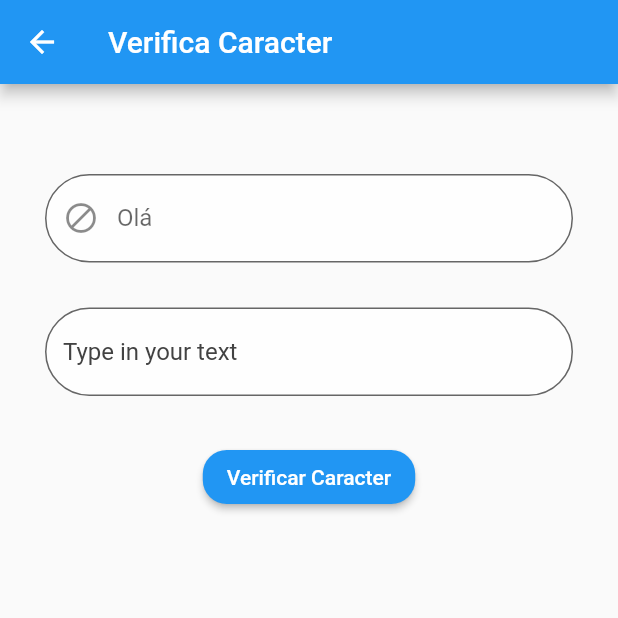
After one commit to F3lip32010/Initializing-my-knowledge-in-flutter, a Flutter app: the TreinoTemCaracter screen opened directly, after a tap on "Verificar Caracter", on a phone screen of 412 x 824 dp, the top half of it. The commit adds this screen. Run offline on Flutter 3.47's test engine with Material 2 defaults, Android fonts, the phone set to English and light mode, and no system bars; our stand-ins replace google_nav_bar, line_icons.

Commit message:
c1 - alteraçoes

```diff
--- a/lib/home_page.dart
+++ b/lib/home_page.dart
@@ -1,6 +1,7 @@
 import 'package:flutter/material.dart';
 import 'package:treino/imc_page.dart';
 import 'package:treino/treino_botoes.dart';
+import 'package:treino/treino_temcaracter.dart';
 
 class HomePage extends StatelessWidget {
   const HomePage({Key? key}) : super(key: key);
@@ -33,6 +34,17 @@ class HomePage extends StatelessWidget {
                   onPressed: (() {
                     Navigator.push(context,
                         MaterialPageRoute(builder: (BuildContext context) {
+                      return const TreinoTemCaracter();
+                    }));
+                  }),
+                  child: const Text('Verificar Caracter')),
+              const SizedBox(
+                height: 35,
+              ),
+              ElevatedButton(
+                  onPressed: (() {
+                    Navigator.push(context,
+                        MaterialPageRoute(builder: (BuildContext context) {
                       return const ImcPage();
                     }));
                   }),
--- a/lib/imc_page.dart
+++ b/lib/imc_page.dart
@@ -32,8 +32,7 @@ class _ImcPageState extends State<ImcPage> {
             children: [
               TextField(
                 readOnly: true,
-                controller: TextEditingController(
-                    text: MyFunctions.calculoImc(resultImc: resultImc)),
+                controller: TextEditingController(text: ''),
               ),
               const SizedBox(
                 height: 75,
@@ -58,7 +57,14 @@ class _ImcPageState extends State<ImcPage> {
                 height: 35,
               ),
               TextFormField(
-                validator: MyFunctions.valitatorPeso(),
+                validator: (value) {
+                  if (value != null) {
+                    if (value.isEmpty) {
+                      return "Necessário digitar o peso";
+                    }
+                  }
+                  return null;
+                },
                 decoration: const InputDecoration(labelText: 'Peso'),
                 keyboardType: TextInputType.number,
                 controller: pesoController,
--- /dev/null
+++ b/lib/meu_appbar.dart
@@ -0,0 +1,3 @@
+import 'package:flutter/material.dart';
+
+class MeuAppbar extends AppBar {}
--- a/lib/my_functions.dart
+++ b/lib/my_functions.dart
@@ -5,7 +5,7 @@ class MyFunctions {
 
   MyFunctions(this.resultImc);
 
-  static String calculoImc({required double resultImc}) {
+  String calculoImc({required double resultImc}) {
     if (resultImc < 18.5) {
       return "Você está abaixo do peso";
     } else if (resultImc >= 18.5 && resultImc <= 24.9) {
@@ -19,7 +19,7 @@ class MyFunctions {
     }
   }
 
-  static FormFieldValidator<String> valitatorPeso() {
+  FormFieldValidator<String> valitatorPeso() {
     return (value) {
       if (value != null) {
         if (value.isEmpty) {
@@ -38,8 +38,6 @@ class MyFunctions {
     if (keyGlobal.currentState!.validate()) {
       peso = double.parse(pesoController.text);
       altura = double.parse(alturaController.text);
-       resultImc = peso / (altura * altura);
-      MyFunctions.calculoImc(resultImc: resultImc);
     }
   }
 }
--- /dev/null
+++ b/lib/treino_temcaracter.dart
@@ -0,0 +1,90 @@
+import 'dart:developer';
+
+import 'package:flutter/material.dart';
+
+class TreinoTemCaracter extends StatelessWidget {
+  const TreinoTemCaracter({Key? key}) : super(key: key);
+
+  @override
+  Widget build(BuildContext context) {
+    String funcoesText(
+        {required String nome, String? nomedomeio, required String sobrenome}) {
+      return '$nome $nomedomeio $sobrenome';
+    }
+
+    int result = 0;
+    int multiplicacao(String? text,
+        {required int multiplicador, required int multiplicando}) {
+      if (text == 'Felipe') {
+        result = multiplicador * multiplicando;
+      } else if (text == 'Edvaldo') {
+        result = multiplicador - multiplicando;
+      }
+      return result;
+    }
+
+    return Scaffold(
+      appBar: AppBar(
+        title: const Text('Verifica Caracter'),
+      ),
+      body: Padding(
+        padding: const EdgeInsets.all(30.0),
+        child: Column(
+          children: [
+            const SizedBox(
+              height: 30,
+            ),
+            TextFormField(
+              decoration: InputDecoration(
+                  border: OutlineInputBorder(
+                    borderRadius: BorderRadius.circular(100),
+                  ),
+                  filled: true,
+                  hintStyle: TextStyle(color: Colors.grey[800]),
+                  hintText: "Type in your text",
+                  labelText: 'Olá',
+                  fillColor: Colors.white70,
+                  prefixIcon: const Icon(Icons.block)),
+            ),
+            const SizedBox(
+              height: 30,
+            ),
+            TextFormField(
+              decoration: InputDecoration(
+                  border: OutlineInputBorder(
+                    borderRadius: BorderRadius.circular(100),
+                  ),
+                  filled: true,
+                  hintStyle: TextStyle(color: Colors.grey[800]),
+                  hintText: "Type in your text",
+                  fillColor: Colors.white70),
+            ),
+            const SizedBox(
+              height: 30,
+            ),
+            ElevatedButton(
+                style: ButtonStyle(
+                  shape: MaterialStateProperty.all(
+                    RoundedRectangleBorder(
+                      borderRadius: BorderRadius.circular(16.0),
+                    ),
+                  ),
+                ),
+                onPressed: () {
+                  String imprime = funcoesText(
+                      nome: 'Edvaldo',
+                      nomedomeio: 'Fernandes',
+                      sobrenome: 'Santana');
+                  log('Teste Botão');
+                  log(imprime);
+                  int imprimir2 = multiplicacao('Felipe',
+                      multiplicador: 100, multiplicando: 45);
+                  log('$imprimir2');
+                },
+                child: const Text('Verificar Caracter')),
+          ],
+        ),
+      ),
+    );
+  }
+}
```
